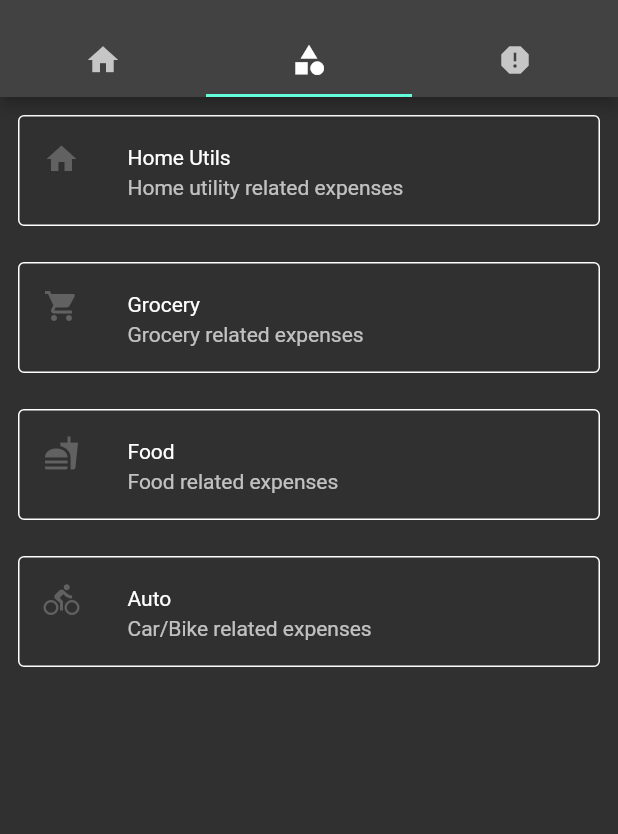
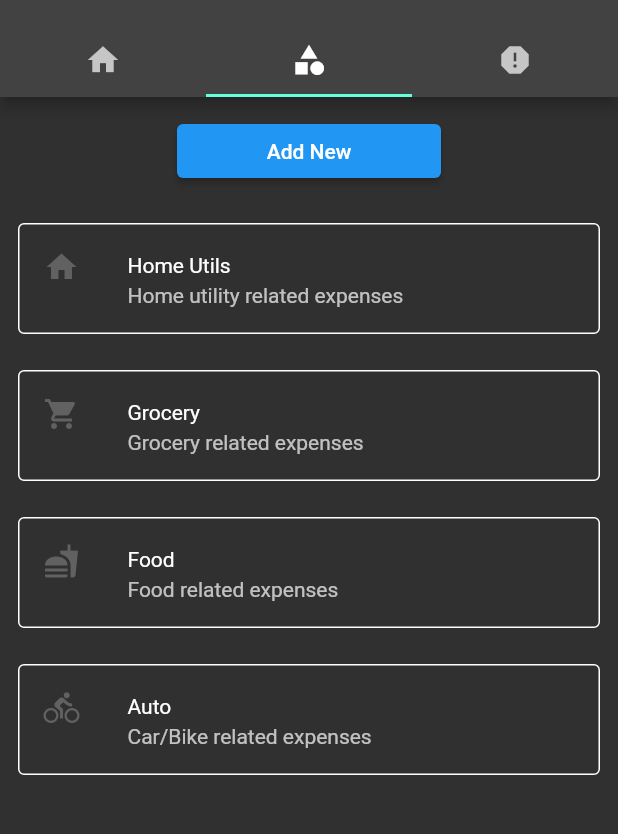
Before and after one commit to paulsseb/my_expenses, a Flutter app: the screen it shows after launch, tab 2 chosen, on a phone screen of 412 x 824 dp, the part 59-893 px from its top. Run offline on Flutter 3.47's test engine with Material 2 defaults, Android fonts, the phone set to English and light mode, and no system bars; our stand-ins replace built_collection, built_value, sqflite; accounts and stored records are empty; generated files the repository leaves out were written again.

Commit message:
modularised code and added new catgories

```diff
--- a/lib/screens/category.dart
+++ b/lib/screens/category.dart
@@ -1,4 +1,5 @@
 import 'package:my_expenses/models/category_model.dart';
+import 'package:my_expenses/screens/add_category.dart';
 import 'package:flutter/material.dart';
 
 class CategoryPage extends StatefulWidget {
@@ -57,7 +58,23 @@ class _CategoryPageState extends State<CategoryPage> {
   }
 
   Widget _getCategoryTab() {
-    return ListView.builder(
+    return Column(children: <Widget>[
+      Container(
+        padding: const EdgeInsets.all(12.0),
+        width: 200.0,
+        child: ElevatedButton(
+          child: const Text("Add New"),
+          onPressed: () {
+            //todo: implement navigation
+            Navigator.push(
+              context,
+              MaterialPageRoute(builder: (context) => const AddCategory()),
+            );
+          },
+        ),
+      ),
+      Expanded(
+          child: ListView.builder(
         itemCount: _lsCateogies.length,
         itemBuilder: (BuildContext ctxt, int index) {
           var category = _lsCateogies[index];
@@ -83,6 +100,7 @@ class _CategoryPageState extends State<CategoryPage> {
             ),
           );
         },
-    );
+      )),
+    ]);
   }
 }
```
Also changed, not shown: lib/screens/add_category.dart (added, +76 -0 lines). Lines whose indentation alone changed are shown as unchanged.
